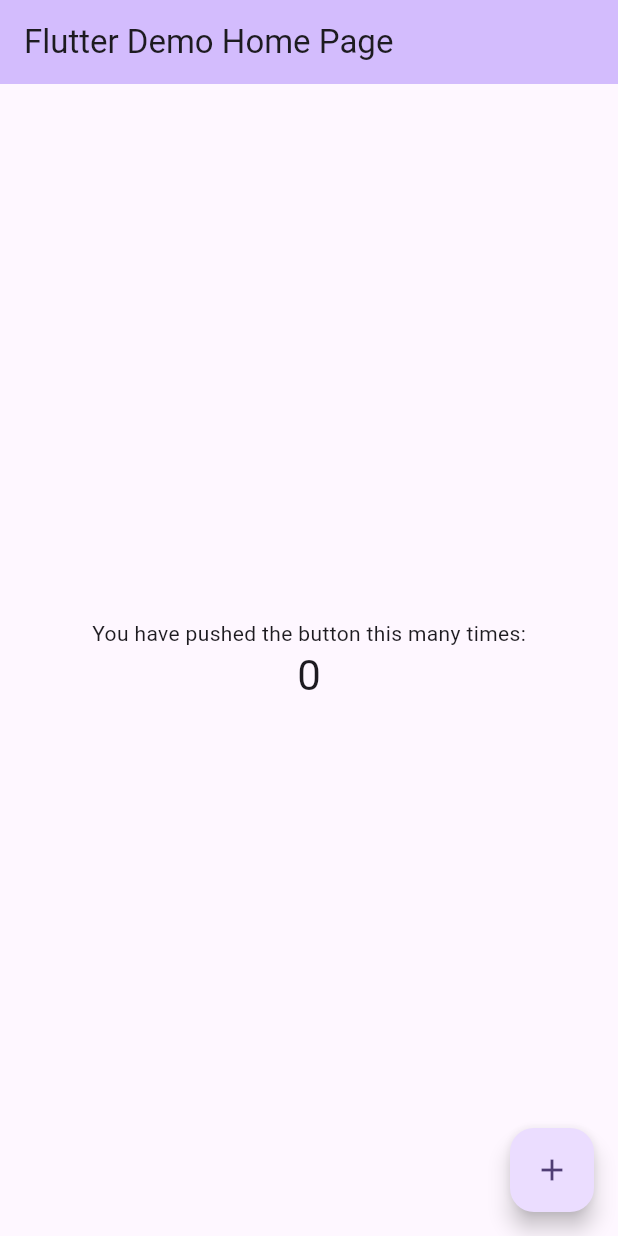
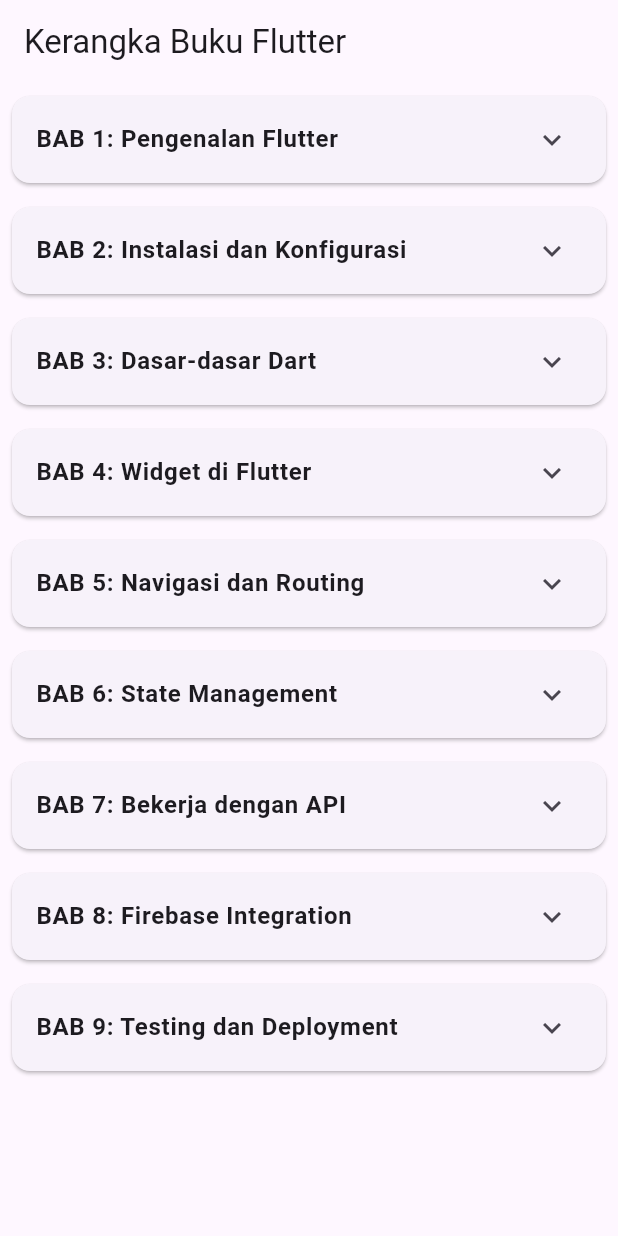
Before and after one commit to could-ai/019a1eac-a86c-7fd6-9a73-85fb4201c655, a Flutter app: the screen it shows after launch, on a phone screen of 412 x 824 dp. Run offline on Flutter 3.47's test engine with Material 3 defaults, Android fonts, the phone set to English and light mode, and no system bars.

Commit message:
Menghapus halaman utama demo dan menggantinya dengan BookOutlineScreen sebagai halaman utama aplikasi. Ini akan menampilkan kerangka buku yang telah dibuat. Saya juga memperbarui judul aplikasi menjadi 'Kerangka Buku' dan menyesuaikan tema agar lebih sesuai dengan aplikasi kerangka buku.; Membuat model Chapter untuk merepresentasikan setiap bab dalam kerangka buku. Model ini memiliki judul dan daftar subjudul untuk setiap bab, memungkinkan struktur data yang jelas dan terorganisir untuk kerangka buku.; Membuat halaman utama yang menampilkan kerangka buku 9 bab secara lengkap dan terperinci. Setiap bab dapat diperluas untuk melihat sub-babnya, memberikan pengalaman pengguna yang interaktif dan informatif. Halaman ini menggunakan ListView.builder untuk efisiensi dan ExpansionTile untuk tampilan yang rapi.

```diff
--- a/usr/lib/main.dart
+++ b/usr/lib/main.dart
@@ -1,4 +1,6 @@
 import 'package:flutter/material.dart';
+import 'models/chapter.dart';
+import 'screens/book_outline_screen.dart';
 
 void main() {
   runApp(const MyApp());
@@ -7,114 +9,15 @@ void main() {
 class MyApp extends StatelessWidget {
   const MyApp({super.key});
 
-  // This widget is the root of your application.
   @override
   Widget build(BuildContext context) {
     return MaterialApp(
-      title: 'Flutter Demo',
-      debugShowCheckedModeBanner: false,
+      title: 'Kerangka Buku',
       theme: ThemeData(
-        // This is the theme of your application.
-        //
-        // TRY THIS: Try running your application with "flutter run". You'll see
-        // the application has a purple toolbar. Then, without quitting the app,
-        // try changing the seedColor in the colorScheme below to Colors.green
-        // and then invoke "hot reload" (save your changes or press the "hot
-        // reload" button in a Flutter-supported IDE, or press "r" if you used
-        // the command line to start the app).
-        //
-        // Notice that the counter didn't reset back to zero; the application
-        // state is not lost during the reload. To reset the state, use hot
-        // restart instead.
-        //
-        // This works for code too, not just values: Most code changes can be
-        // tested with just a hot reload.
-        colorScheme: ColorScheme.fromSeed(seedColor: Colors.deepPurple),
+        primarySwatch: Colors.blue,
+        visualDensity: VisualDensity.adaptivePlatformDensity,
       ),
-      home: const MyHomePage(title: 'Flutter Demo Home Page'),
+      home: const BookOutlineScreen(),
     );
   }
 }
-
-class MyHomePage extends StatefulWidget {
-  const MyHomePage({super.key, required this.title});
-
-  // This widget is the home page of your application. It is stateful, meaning
-  // that it has a State object (defined below) that contains fields that affect
-  // how it looks.
-
-  // This class is the configuration for the state. It holds the values (in this
-  // case the title) provided by the parent (in this case the App widget) and
-  // used by the build method of the State. Fields in a Widget subclass are
-  // always marked "final".
-
-  final String title;
-
-  @override
-  State<MyHomePage> createState() => _MyHomePageState();
-}
-
-class _MyHomePageState extends State<MyHomePage> {
-  int _counter = 0;
-
-  void _incrementCounter() {
-    setState(() {
-      // This call to setState tells the Flutter framework that something has
-      // changed in this State, which causes it to rerun the build method below
-      // so that the display can reflect the updated values. If we changed
-      // _counter without calling setState(), then the build method would not be
-      // called again, and so nothing would appear to happen.
-      _counter++;
-    });
-  }
-
-  @override
-  Widget build(BuildContext context) {
-    // This method is rerun every time setState is called, for instance as done
-    // by the _incrementCounter method above.
-    //
-    // The Flutter framework has been optimized to make rerunning build methods
-    // fast, so that you can just rebuild anything that needs updating rather
-    // than having to individually change instances of widgets.
-    return Scaffold(
-      appBar: AppBar(
-        // TRY THIS: Try changing the color here to a specific color (to
-        // Colors.amber, perhaps?) and trigger a hot reload to see the AppBar
-        // change color while the other colors stay the same.
-        backgroundColor: Theme.of(context).colorScheme.inversePrimary,
-        // Here we take the value from the MyHomePage object that was created by
-        // the App.build method, and use it to set our appbar title.
-        title: Text(widget.title),
-      ),
-      body: Center(
-        // Center is a layout widget. It takes a single child and positions it
-        // in the middle of the parent.
-        child: Column(
-          // Column is also a layout widget. It takes a list of children and
-          // arranges them vertically. By default, it sizes itself to fit its
-          // children horizontally, and tries to be as tall as its parent.
-          //
-          // Column has various properties to control how it sizes itself and
-          // how it positions its children. Here we use mainAxisAlignment to
-          // center the children vertically; the main axis here is the vertical
-          // axis because Columns are vertical (the cross axis would be
-          // horizontal).
-          //
-          // TRY THIS: Invoke "debug painting" (choose the "Toggle Debug Paint"
-          // action in the IDE, or press "p" in the console), to see the
-          // wireframe for each widget.
-          mainAxisAlignment: MainAxisAlignment.center,
-          children: <Widget>[
-            const Text('You have pushed the button this many times:'),
-            Text('$_counter', style: Theme.of(context).textTheme.headlineMedium),
-          ],
-        ),
-      ),
-      floatingActionButton: FloatingActionButton(
-        onPressed: _incrementCounter,
-        tooltip: 'Increment',
-        child: const Icon(Icons.add),
-      ), // This trailing comma makes auto-formatting nicer for build methods.
-    );
-  }
-}
--- /dev/null
+++ b/usr/lib/models/chapter.dart
@@ -0,0 +1,6 @@
+class Chapter {
+  final String title;
+  final List<String> subtitles;
+
+  Chapter({required this.title, required this.subtitles});
+}
--- /dev/null
+++ b/usr/lib/screens/book_outline_screen.dart
@@ -0,0 +1,120 @@
+import 'package:flutter/material.dart';
+import '../models/chapter.dart';
+
+class BookOutlineScreen extends StatelessWidget {
+  const BookOutlineScreen({super.key});
+
+  @override
+  Widget build(BuildContext context) {
+    final List<Chapter> chapters = [
+      Chapter(
+        title: 'BAB 1: Pengenalan Flutter',
+        subtitles: [
+          '1.1 Apa itu Flutter?',
+          '1.2 Sejarah dan Perkembangan Flutter',
+          '1.3 Keunggulan Flutter dibanding framework lain',
+          '1.4 Arsitektur Flutter',
+        ],
+      ),
+      Chapter(
+        title: 'BAB 2: Instalasi dan Konfigurasi',
+        subtitles: [
+          '2.1 Kebutuhan Sistem',
+          '2.2 Instalasi Flutter SDK',
+          '2.3 Konfigurasi Editor (VS Code/Android Studio)',
+          '2.4 Membuat dan Menjalankan Aplikasi Pertama',
+        ],
+      ),
+      Chapter(
+        title: 'BAB 3: Dasar-dasar Dart',
+        subtitles: [
+          '3.1 Pengenalan Bahasa Dart',
+          '3.2 Variabel, Tipe Data, dan Operator',
+          '3.3 Struktur Kontrol (if, for, while)',
+          '3.4 Fungsi dan Class',
+          '3.5 Null Safety',
+        ],
+      ),
+      Chapter(
+        title: 'BAB 4: Widget di Flutter',
+        subtitles: [
+          '4.1 Konsep Widget',
+          '4.2 Stateless vs Stateful Widget',
+          '4.3 Widget Dasar (Text, Container, Row, Column)',
+          '4.4 Layouting dengan Flutter',
+        ],
+      ),
+      Chapter(
+        title: 'BAB 5: Navigasi dan Routing',
+        subtitles: [
+          '5.1 Konsep Navigasi',
+          '5.2 Navigator 1.0 vs Navigator 2.0',
+          '5.3 Passing Data antar Halaman',
+          '5.4 Named Routes',
+        ],
+      ),
+      Chapter(
+        title: 'BAB 6: State Management',
+        subtitles: [
+          '6.1 Pengenalan State Management',
+          '6.2 setState',
+          '6.3 Provider',
+          '6.4 BLoC (Business Logic Component)',
+        ],
+      ),
+      Chapter(
+        title: 'BAB 7: Bekerja dengan API',
+        subtitles: [
+          '7.1 Pengenalan HTTP Request',
+          '7.2 Menggunakan package http',
+          '7.3 Menampilkan Data dari API',
+          '7.4 Mengirim Data ke API',
+        ],
+      ),
+      Chapter(
+        title: 'BAB 8: Firebase Integration',
+        subtitles: [
+          '8.1 Pengenalan Firebase',
+          '8.2 Firebase Authentication',
+          '8.3 Cloud Firestore',
+          '8.4 Firebase Storage',
+        ],
+      ),
+      Chapter(
+        title: 'BAB 9: Testing dan Deployment',
+        subtitles: [
+          '9.1 Pengenalan Testing di Flutter',
+          '9.2 Unit Testing',
+          '9.3 Widget Testing',
+          '9.4 Deployment ke Google Play Store dan Apple App Store',
+        ],
+      ),
+    ];
+
+    return Scaffold(
+      appBar: AppBar(
+        title: const Text('Kerangka Buku Flutter'),
+      ),
+      body: ListView.builder(
+        itemCount: chapters.length,
+        itemBuilder: (context, index) {
+          final chapter = chapters[index];
+          return Card(
+            margin: const EdgeInsets.all(8.0),
+            child: ExpansionTile(
+              title: Text(
+                chapter.title,
+                style: const TextStyle(fontWeight: FontWeight.bold),
+              ),
+              children: chapter.subtitles
+                  .map((subtitle) => ListTile(
+                        title: Text(subtitle),
+                      ))
+                  .toList(),
+            ),
+          );
+        },
+      ),
+    );
+  }
+}
```
